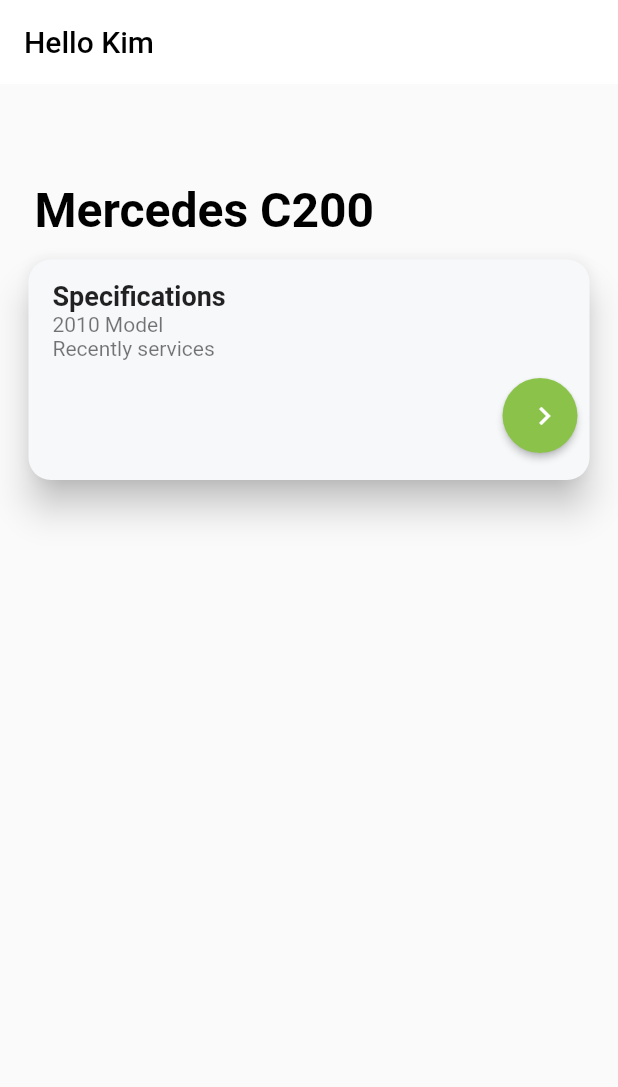
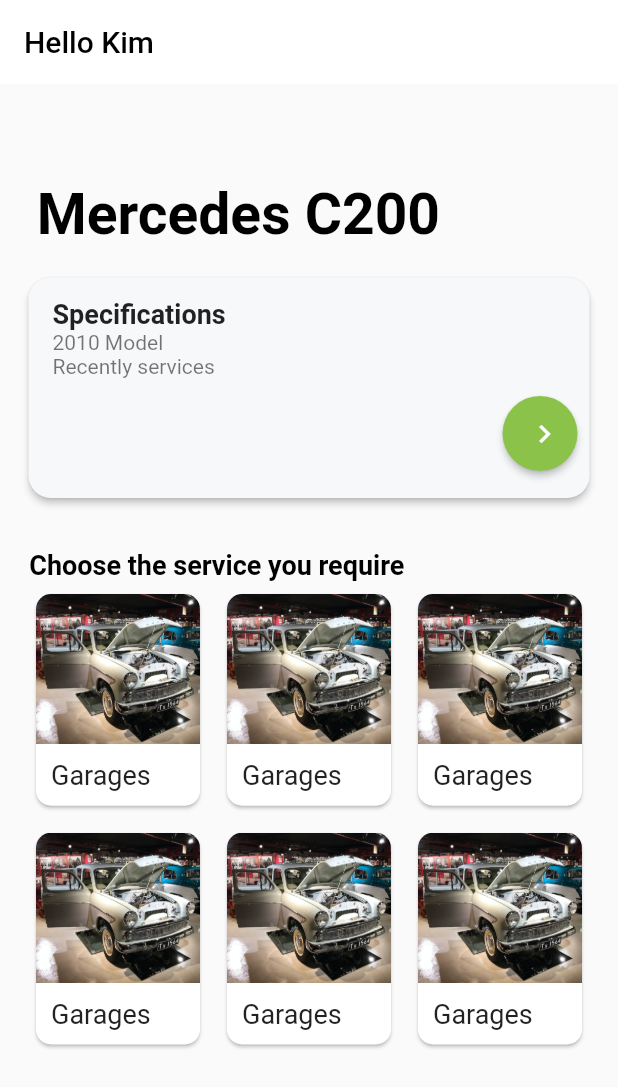
Before and after one commit to iZeroKim/Uado, a Flutter app: the screen it shows after launch, on a phone screen of 412 x 824 dp. Shown: the top 1087 px of the screen. Run offline on Flutter 3.47's test engine with Material 2 defaults, Android fonts, the phone set to English and light mode, and no system bars; our stand-ins replace image_picker.

Commit message:
Create app services card layouts

```diff
--- a/lib/screens/dash_board.dart
+++ b/lib/screens/dash_board.dart
@@ -17,7 +17,9 @@ class _DashBoardState extends State<DashBoard> {
         foregroundColor: Colors.black,
         title: const Text("Hello Kim"),
       ),
-      body: SafeArea(
+      body: ListView(
+        children: [
+          SafeArea(
             child: Padding(
               padding: const EdgeInsets.all(15.0),
               child: Column(
@@ -29,15 +31,15 @@ class _DashBoardState extends State<DashBoard> {
                     style: TextStyle(
                         color: Colors.black,
                         fontWeight: FontWeight.bold,
-                    fontSize: 32),
+                        fontSize: 38),
                   ),
-              SizedBox(height: 10.0),
+                  SizedBox(height: 15.0),
                   Card(
                     shape: RoundedRectangleBorder(
                       borderRadius: BorderRadius.circular(15.0),
                     ),
                     color: Color.fromRGBO(246,248,250,1),
-                elevation: 10,
+                    elevation: 2,
                     child: Padding(
                       padding: const EdgeInsets.symmetric(vertical: 10.0),
                       child: Column(
@@ -74,9 +76,57 @@ class _DashBoardState extends State<DashBoard> {
                       ),
                     ),
                   ),
+                  SizedBox(height: 30.0,),
+                  const Text(
+                    " Choose the service you require",
+                    style: TextStyle(
+                        color: Colors.black,fontSize: 18.0, fontWeight: FontWeight.bold),
+                  ),
+
+                    GridView.builder(
+                      itemCount: 6,
+                      shrinkWrap: true,
+                      gridDelegate: SliverGridDelegateWithFixedCrossAxisCount(
+                        childAspectRatio: 8.0 / 10.0,
+                        crossAxisCount: 3,
+                      ),
+                      itemBuilder: (BuildContext context, int index) {
+                        return Padding(
+                            padding: EdgeInsets.all(5),
+                            child: Card(
+                                semanticContainer: true,
+                                shape: RoundedRectangleBorder(
+                                  borderRadius: BorderRadius.circular(10.0),
+                                ),
+                                clipBehavior: Clip.antiAlias,
+                                child: Column(
+                                  crossAxisAlignment: CrossAxisAlignment.start,
+                                  children: <Widget>[
+                                    Expanded(
+                                        child: Container(
+                                          decoration: BoxDecoration(
+                                            image: DecorationImage(
+                                                image: AssetImage('assets/images/mechanic.png'),
+                                                fit: BoxFit.fill),
+                                          ),
+                                        )),
+                                    Padding(
+                                        padding: EdgeInsets.all(10.0),
+                                        child: Text(
+                                          "Garages",
+                                          style: TextStyle(fontSize: 18.0),
+                                        )),
+                                  ],
+                                )));
+                      },
+                    ),
+                  SizedBox(height: 50,)
+
                 ],
               ),
             ),
+          )
+        ],
       ),
     );
   }
```
Lines whose indentation alone changed are shown as unchanged.
